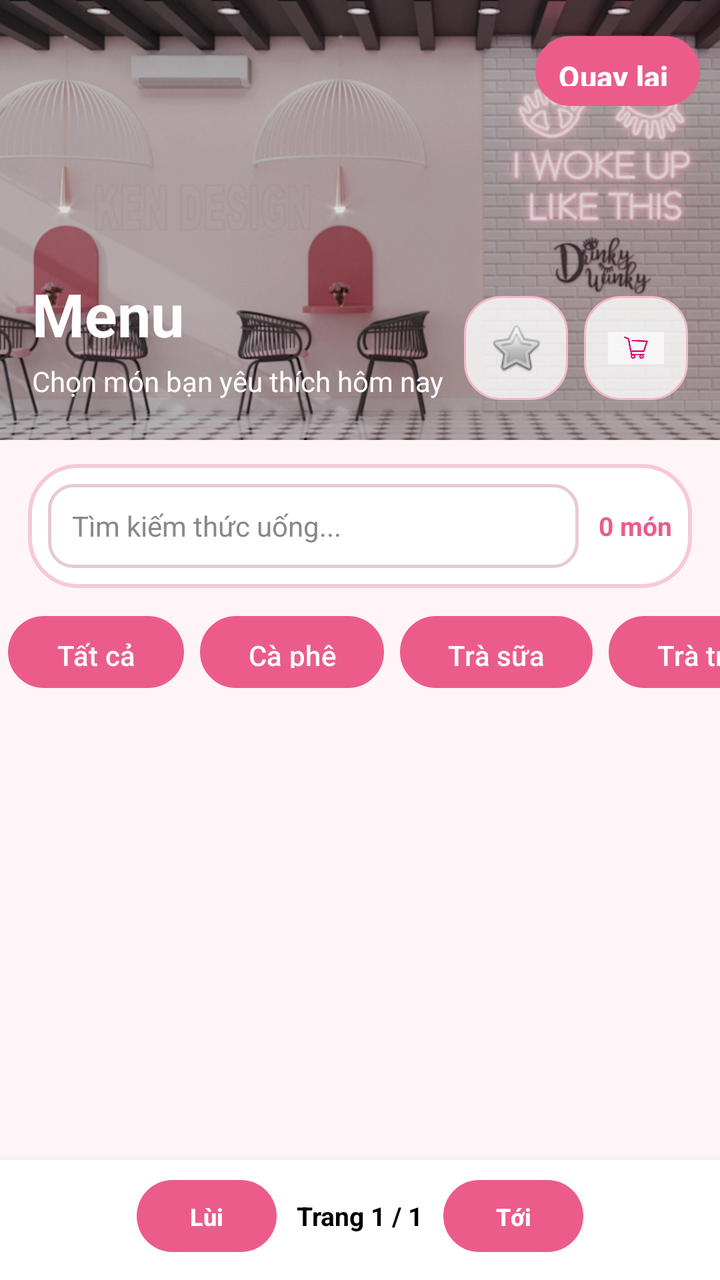
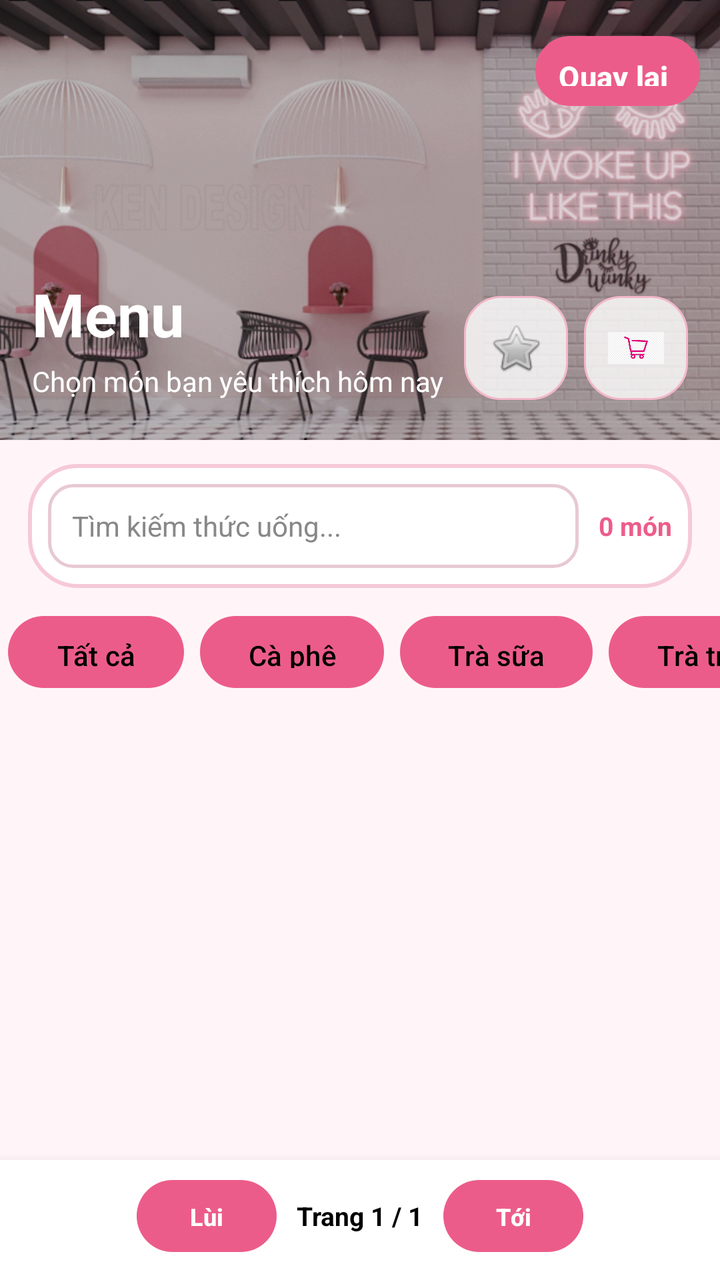

Two renders of the same Android screen: before a commit and after it. Below are the layout's source before the change and the commit's diff.
<!-- AndroidManifest.xml: application theme Theme.MyApplication -->
<!-- res/layout/listview.xml -->
<?xml version="1.0" encoding="utf-8"?>
<LinearLayout xmlns:android="http://schemas.android.com/apk/res/android"
    android:id="@+id/main"
    android:layout_width="match_parent"
    android:layout_height="match_parent"
    android:orientation="vertical"
    android:background="@color/pink_bg">

    <FrameLayout
        android:layout_width="match_parent"
        android:layout_height="220dp">

        <ImageView
            android:id="@+id/imgHeaderBanner"
            android:layout_width="match_parent"
            android:layout_height="match_parent"
            android:src="@drawable/menu"
            android:scaleType="centerCrop"
            android:contentDescription="Banner menu" />

        <View
            android:layout_width="match_parent"
            android:layout_height="match_parent"
            android:background="#22000000" />

        <Button
            android:id="@+id/btnBackWelcome"
            android:layout_width="wrap_content"
            android:layout_height="35dp"
            android:layout_gravity="top|end"
            android:layout_marginEnd="10dp"
            android:layout_marginTop="18dp"
            android:backgroundTint="@null"
            android:background="@drawable/bg_form_rounded"
            android:minWidth="8dp"
            android:paddingStart="8dp"
            android:paddingEnd="8dp"
            android:text=" Quay lai  "
            android:textAllCaps="false"
            android:textColor="@color/white"
            android:textSize="15sp"
            android:textStyle="bold" />

        <LinearLayout
            android:layout_width="wrap_content"
            android:layout_height="wrap_content"
            android:layout_gravity="bottom|start"
            android:layout_marginStart="16dp"
            android:layout_marginBottom="20dp"
            android:orientation="vertical">

            <TextView
                android:id="@+id/tvShopTitle"
                android:layout_width="wrap_content"
                android:layout_height="wrap_content"
                android:text="Menu"
                android:textColor="@android:color/white"
                android:textSize="30sp"
                android:textStyle="bold" />

            <TextView
                android:id="@+id/tvSubtitle"
                android:layout_width="wrap_content"
                android:layout_height="wrap_content"
                android:layout_marginTop="4dp"
                android:text="Chọn món bạn yêu thích hôm nay"
                android:textColor="@android:color/white"
                android:textSize="14sp" />
        </LinearLayout>
        <LinearLayout
            android:id="@+id/btnOpenCart"
            android:layout_width="52dp"
            android:layout_height="52dp"
            android:layout_gravity="bottom|end"
            android:layout_marginEnd="16dp"
            android:layout_marginBottom="20dp"
            android:background="@drawable/bg_cart_round"
            android:gravity="center"
            android:orientation="vertical"
            android:clickable="true"
            android:focusable="true"
            android:padding="8dp">

            <ImageView
                android:layout_width="28dp"
                android:layout_height="28dp"
                android:src="@drawable/giohangmenu"
                android:scaleType="fitCenter"
                android:contentDescription="Giỏ hàng" />
        </LinearLayout>
        <LinearLayout
            android:id="@+id/btnOpenFavorite"
            android:layout_width="52dp"
            android:layout_height="52dp"
            android:layout_gravity="bottom|end"
            android:layout_marginEnd="76dp"
            android:layout_marginBottom="20dp"
            android:background="@drawable/bg_cart_round"
            android:gravity="center"
            android:orientation="vertical"
            android:clickable="true"
            android:focusable="true"
            android:padding="8dp">

            <ImageView
                android:layout_width="28dp"
                android:layout_height="28dp"
                android:contentDescription="Yêu thích"
                android:scaleType="fitCenter"
                android:src="@android:drawable/btn_star_big_off" />
        </LinearLayout>
    </FrameLayout>

    <LinearLayout
        android:layout_width="match_parent"
        android:layout_height="wrap_content"
        android:layout_marginStart="14dp"
        android:layout_marginTop="12dp"
        android:layout_marginEnd="14dp"
        android:layout_marginBottom="6dp"
        android:background="@drawable/bg_form_rounded"
        android:gravity="center_vertical"
        android:orientation="horizontal"
        android:padding="10dp">

        <EditText
            android:id="@+id/edtSearch"
            android:layout_width="0dp"
            android:layout_height="42dp"
            android:layout_weight="1"
            android:background="@drawable/bg_input_rounded"
            android:hint="Tìm kiếm thức uống..."
            android:paddingStart="12dp"
            android:paddingEnd="12dp"
            android:textColor="@android:color/black"
            android:textColorHint="#888888"
            android:textSize="14sp" />

        <TextView
            android:id="@+id/tvProductCount"
            android:layout_width="wrap_content"
            android:layout_height="wrap_content"
            android:layout_marginStart="10dp"
            android:text="0 món"
            android:textColor="@color/pink_main"
            android:textSize="13sp"
            android:textStyle="bold" />
    </LinearLayout>
    <HorizontalScrollView
        android:layout_width="match_parent"
        android:layout_height="wrap_content"
        android:layout_marginTop="8dp"
        android:scrollbars="none">

        <LinearLayout
            android:layout_width="wrap_content"
            android:layout_height="wrap_content"
            android:orientation="horizontal"
            android:paddingStart="4dp"
            android:paddingEnd="4dp">

            <Button
                android:id="@+id/btnCatAll"
                android:layout_width="wrap_content"
                android:layout_height="36dp"
                android:layout_marginEnd="8dp"
                android:background="@drawable/bg_button_pink"
                android:text="Tất cả"
                android:textAllCaps="false"
                android:textColor="@android:color/white" />

            <Button
                android:id="@+id/btnCatCoffee"
                android:layout_width="wrap_content"
                android:layout_height="36dp"
                android:layout_marginEnd="8dp"
                android:background="@drawable/bg_chip_outline"
                android:text="Cà phê"
                android:textAllCaps="false"
                android:textColor="@color/white" />

            <Button
                android:id="@+id/btnCatMilkTea"
                android:layout_width="wrap_content"
                android:layout_height="36dp"
                android:layout_marginEnd="8dp"
                android:background="@drawable/bg_chip_outline"
                android:text="Trà sữa"
                android:textAllCaps="false"
                android:textColor="@color/white" />

            <Button
                android:id="@+id/btnCatFruitTea"
                android:layout_width="wrap_content"
                android:layout_height="36dp"
                android:layout_marginEnd="8dp"
                android:background="@drawable/bg_chip_outline"
                android:text="Trà trái cây"
                android:textAllCaps="false"
                android:textColor="@color/white" />

            <Button
                android:id="@+id/btnCatMatcha"
                android:layout_width="wrap_content"
                android:layout_height="36dp"
                android:layout_marginEnd="8dp"
                android:background="@drawable/bg_chip_outline"
                android:text="Matcha"
                android:textAllCaps="false"
                android:textColor="@color/white" />

            <Button
                android:id="@+id/btnCatDrink"
                android:layout_width="wrap_content"
                android:layout_height="36dp"
                android:background="@drawable/bg_chip_outline"
                android:text=" Khác "
                android:textAllCaps="false"
                android:textColor="@color/white" />
        </LinearLayout>
    </HorizontalScrollView>

    <ListView
        android:id="@+id/listView"
        android:layout_width="match_parent"
        android:layout_height="0dp"
        android:layout_weight="1"
        android:clipToPadding="false"
        android:divider="@android:color/transparent"
        android:dividerHeight="4dp"
        android:paddingTop="4dp"
        android:paddingBottom="8dp"
        android:scrollbars="none" />

    <LinearLayout
        android:layout_width="match_parent"
        android:layout_height="wrap_content"
        android:background="@color/white"
        android:elevation="8dp"
        android:gravity="center"
        android:orientation="horizontal"
        android:paddingStart="12dp"
        android:paddingTop="10dp"
        android:paddingEnd="12dp"
        android:paddingBottom="14dp">

        <Button
            android:id="@+id/btnPrevPage"
            android:layout_width="70dp"
            android:layout_height="36dp"
            android:backgroundTint="@null"
            android:background="@drawable/bg_button_pink"
            android:minWidth="0dp"
            android:text="Lùi"
            android:textAllCaps="false"
            android:textColor="@color/white"
            android:textSize="12sp"
            android:textStyle="bold"/>


        <TextView
            android:id="@+id/tvPageInfo"
            android:layout_width="wrap_content"
            android:layout_height="wrap_content"
            android:layout_marginStart="10dp"
            android:layout_marginEnd="10dp"
            android:text="Trang 1 / 1"
            android:textColor="@android:color/black"
            android:textSize="13sp"
            android:textStyle="bold" />

        <Button
            android:id="@+id/btnNextPage"
            android:layout_width="70dp"
            android:layout_height="36dp"
            android:backgroundTint="@null"
            android:background="@drawable/bg_button_pink"
            android:minWidth="0dp"
            android:text="Tới"
            android:textAllCaps="false"
            android:textColor="@color/white"
            android:textSize="12sp"
            android:textStyle="bold"/>

    </LinearLayout>

</LinearLayout>
<!-- resources referenced by this layout -->
<resources>
  <color name="pink_bg">#FFF5F8</color>
  <color name="pink_main">#EC5C8A</color>
  <color name="white">#FFFFFF</color>
  <!-- drawable bg_button_pink (drawable) -->
  <?xml version="1.0" encoding="utf-8"?>
  <shape xmlns:android="http://schemas.android.com/apk/res/android">
      <solid android:color="@color/pink_main" />
      <corners android:radius="18dp" />
  </shape>
  <!-- drawable bg_cart_round (drawable) -->
  <?xml version="1.0" encoding="utf-8"?>
  <shape xmlns:android="http://schemas.android.com/apk/res/android">
      <solid android:color="#CCFFFFFF" />
      <corners android:radius="18dp" />
      <stroke
          android:width="1dp"
          android:color="#F2B7C9" />
  </shape>
  <!-- drawable bg_chip_outline (drawable) -->
  <?xml version="1.0" encoding="utf-8"?>
  <shape xmlns:android="http://schemas.android.com/apk/res/android">
      <solid android:color="@android:color/white" />
      <stroke
          android:width="1dp"
          android:color="@color/pink_dark" />
      <corners android:radius="18dp" />
  </shape>
  <!-- drawable bg_form_rounded (drawable) -->
  <?xml version="1.0" encoding="utf-8"?>
  <shape xmlns:android="http://schemas.android.com/apk/res/android">
      <solid android:color="@color/white" />
      <corners android:radius="24dp" />
      <stroke
          android:width="2dp"
          android:color="@color/pink_light" />
  </shape>
  <!-- drawable bg_input_rounded (drawable) -->
  <?xml version="1.0" encoding="utf-8"?>
  <shape xmlns:android="http://schemas.android.com/apk/res/android">
      <solid android:color="@color/white" />
      <corners android:radius="12dp" />
      <stroke
          android:width="1.5dp"
          android:color="@color/gray_border" />
  </shape>
  <!-- drawable giohangmenu: jpg bitmap (drawable, 7433 bytes) -->
  <!-- drawable menu: jpg bitmap (drawable, 371719 bytes) -->
  <style name="Theme.MyApplication" parent="Base.Theme.MyApplication" />
  <color name="pink_dark">#D94C79</color>
  <color name="pink_light">#F6C9D8</color>
  <color name="gray_border">#E7C9D3</color>
  <style name="Base.Theme.MyApplication" parent="Theme.Material3.DayNight.NoActionBar">
          <item name="colorPrimary">@color/pink_main</item>
          <item name="colorSecondary">@color/pink_light</item>
          <item name="android:statusBarColor">@color/pink_dark</item>
          <item name="colorSurface">@color/pink_bg</item>
      </style>
</resources>

<!-- the commit's change to res/layout/listview.xml (unified diff, before → after) -->
@@ -167,7 +167,7 @@
                 android:background="@drawable/bg_button_pink"
                 android:text="Tất cả"
                 android:textAllCaps="false"
-                android:textColor="@android:color/white" />
+                android:textColor="@android:color/black" />
 
             <Button
                 android:id="@+id/btnCatCoffee"
@@ -177,7 +177,7 @@
                 android:background="@drawable/bg_chip_outline"
                 android:text="Cà phê"
                 android:textAllCaps="false"
-                android:textColor="@color/white" />
+                android:textColor="@android:color/black" />
 
             <Button
                 android:id="@+id/btnCatMilkTea"
@@ -187,7 +187,7 @@
                 android:background="@drawable/bg_chip_outline"
                 android:text="Trà sữa"
                 android:textAllCaps="false"
-                android:textColor="@color/white" />
+                android:textColor="@android:color/black" />
 
             <Button
                 android:id="@+id/btnCatFruitTea"
@@ -197,7 +197,7 @@
                 android:background="@drawable/bg_chip_outline"
                 android:text="Trà trái cây"
                 android:textAllCaps="false"
-                android:textColor="@color/white" />
+                android:textColor="@android:color/black" />
 
             <Button
                 android:id="@+id/btnCatMatcha"
@@ -207,7 +207,7 @@
                 android:background="@drawable/bg_chip_outline"
                 android:text="Matcha"
                 android:textAllCaps="false"
-                android:textColor="@color/white" />
+                android:textColor="@android:color/black" />
 
             <Button
                 android:id="@+id/btnCatDrink"
@@ -216,7 +216,7 @@
                 android:background="@drawable/bg_chip_outline"
                 android:text=" Khác "
                 android:textAllCaps="false"
-                android:textColor="@color/white" />
+                android:textColor="@android:color/black" />
         </LinearLayout>
     </HorizontalScrollView>
 
